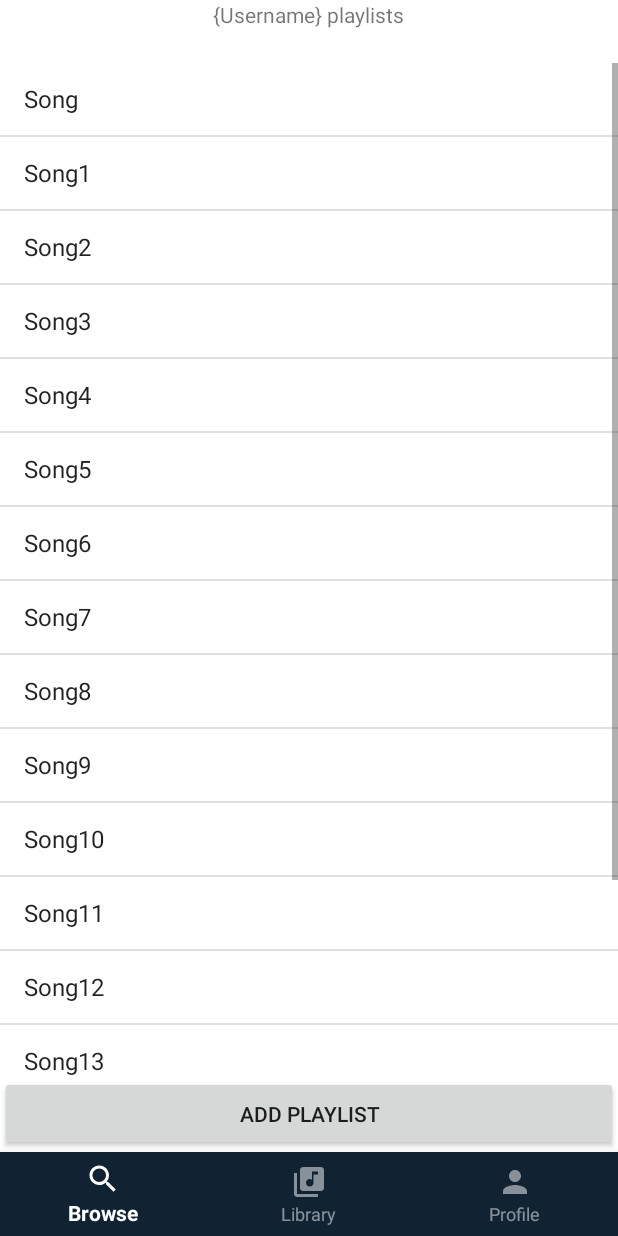
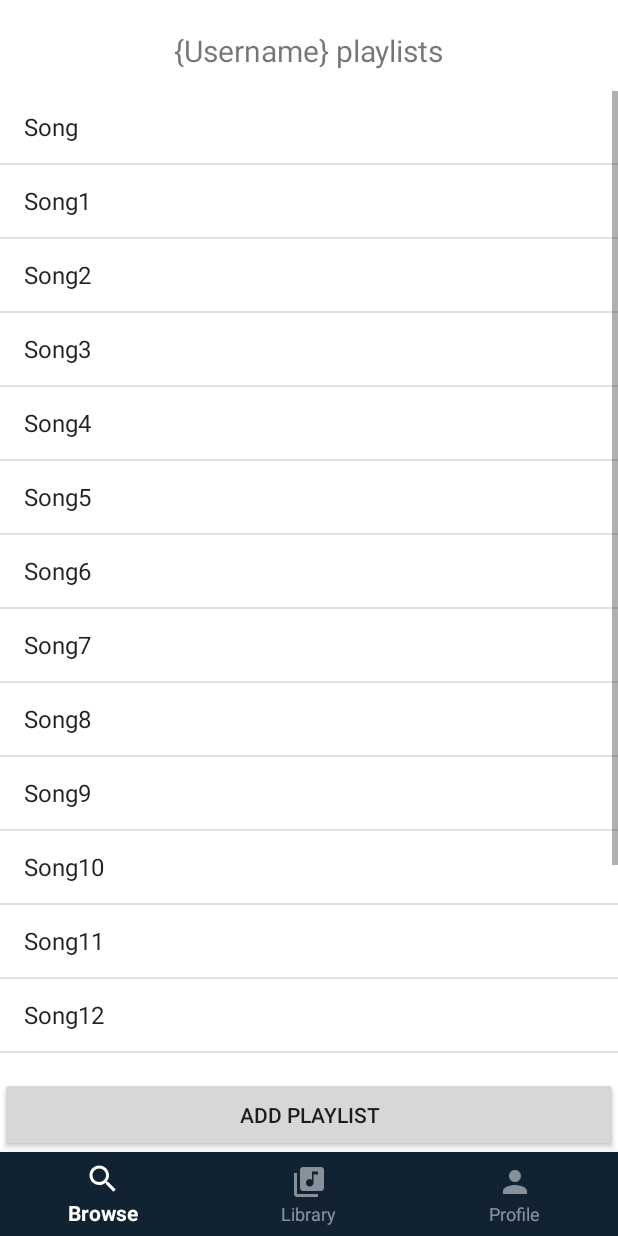
Before and after one commit to kenle123/NotSpotify, an Android app: the fragment LibraryFragment placed in its activity, on a phone screen of 412 x 824 dp. Run offline under Robolectric (Android 15) with nearby library versions, the phone set to English and light mode, and no system bars; libraries missing offline, so code that uses them is left out: ir.mirrajabi.searchdialog.

Commit message:
Increased text size and margin top of username playlist textview in library fragment

```diff
--- a/app/src/main/java/com/example/notspotify/LibraryFragment.java
+++ b/app/src/main/java/com/example/notspotify/LibraryFragment.java
@@ -9,6 +9,7 @@ import android.view.ViewGroup;
 import android.widget.AdapterView;
 import android.widget.ArrayAdapter;
 import android.widget.ListView;
+import android.widget.Toast;
 
 import java.util.ArrayList;
 import java.util.List;
@@ -60,7 +61,7 @@ public class LibraryFragment extends Fragment {
         listView.setOnItemClickListener(new AdapterView.OnItemClickListener() {
             @Override
             public void onItemClick(AdapterView<?> adapterView, View view, int i, long l) {
-
+                Toast.makeText(getActivity(), "i is " + i, Toast.LENGTH_LONG).show();
             }
         });
 
--- a/app/src/main/res/layout/fragment_library.xml
+++ b/app/src/main/res/layout/fragment_library.xml
@@ -12,7 +12,9 @@
         android:text="{Username} playlists"
         android:layout_gravity="center_horizontal"
         android:id="@+id/textview_playlists"
-        android:layout_weight=".05"/>
+        android:layout_weight=".05"
+        android:textSize="20sp"
+        android:layout_marginTop="20dp"/>
 
     <ListView
         android:id="@+id/list_view"
```
